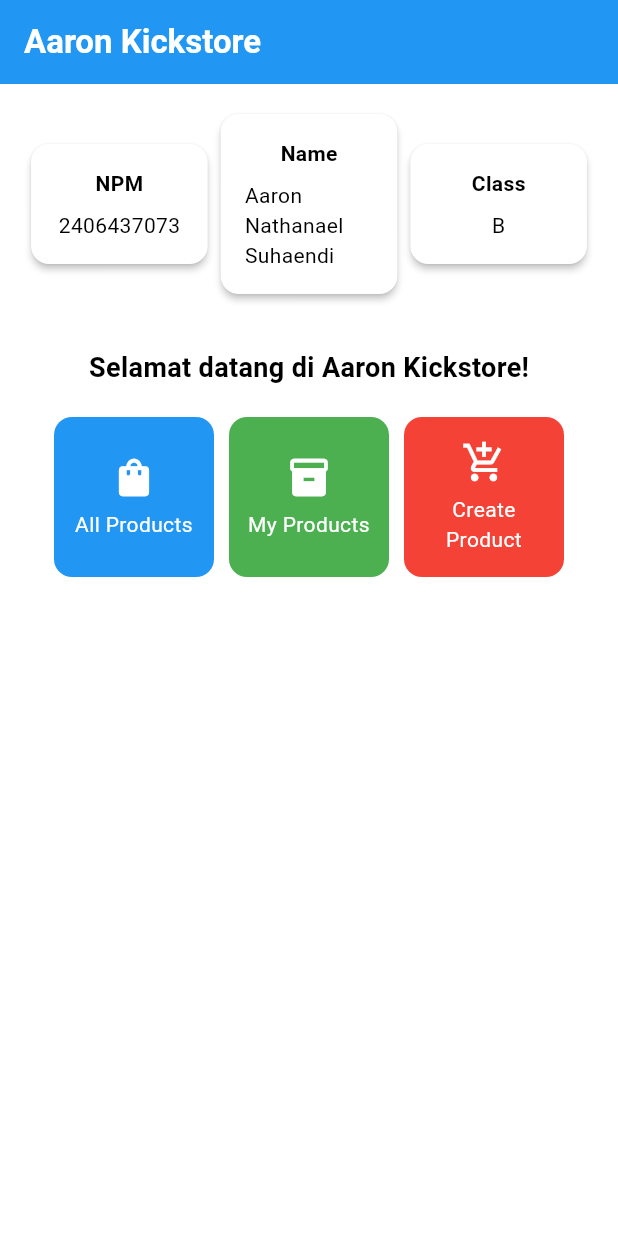
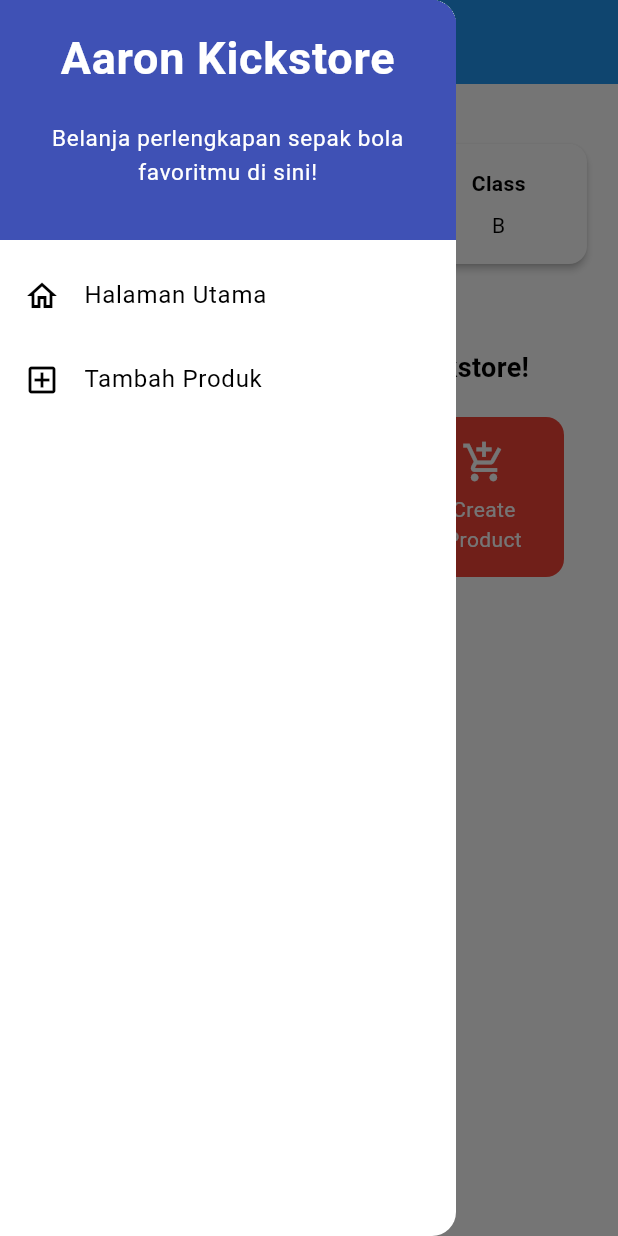
Before and after one commit to AaronNath11/Aaron-Kickstore-Flutter, a Flutter app: the screen it shows after launch, with the side drawer open (before the commit the screen has no drawer), on a phone screen of 412 x 824 dp. Run offline on Flutter 3.47's test engine with Material 3 defaults, Android fonts, the phone set to English and light mode, and no system bars.

Commit message:
Final Tugas 8

```diff
--- a/lib/main.dart
+++ b/lib/main.dart
@@ -1,5 +1,5 @@
 import 'package:flutter/material.dart';
-import 'package:aaron_kickstore/menu.dart';
+import 'package:aaron_kickstore/screens/menu.dart';
 
 void main() {
   runApp(const MyApp());
--- a/lib/menu.dart
+++ b/lib/screens/menu.dart
@@ -1,4 +1,6 @@
 import 'package:flutter/material.dart';
+import 'package:aaron_kickstore/widgets/left_drawer.dart';
+import 'package:aaron_kickstore/widgets/products_card.dart';
 
 class MyHomePage extends StatelessWidget {
   MyHomePage({super.key});
@@ -31,7 +33,7 @@
         // Warna latar belakang AppBar diambil dari skema warna tema aplikasi.
         backgroundColor: Theme.of(context).colorScheme.primary,
       ),
-
+      drawer: LeftDrawer(),
       // Body halaman dengan padding di sekelilingnya.
       body: Padding(
         padding: const EdgeInsets.all(16.0),
@@ -94,65 +96,6 @@
   }
 }
 
-class ItemHomepage {
-  final String name; // Nama tombol
-  final IconData icon; // Ikon tombol
-  final Color color; // Warna latar belakang tombol
-
-  ItemHomepage(this.name, this.icon, this.color);
-}
-
-class ItemCard extends StatelessWidget {
-  final ItemHomepage item;
-
-  const ItemCard(this.item, {super.key});
-
-  @override
-  Widget build(BuildContext context) {
-    return Material(
-      // Menentukan warna latar belakang tombol sesuai item.color
-      color: item.color,
-      // Membuat sudut kartu melengkung.
-      borderRadius: BorderRadius.circular(12),
-
-      child: InkWell(
-        // Aksi ketika kartu ditekan.
-        onTap: () {
-          // Menampilkan pesan SnackBar saat kartu ditekan.
-          ScaffoldMessenger.of(context)
-            ..hideCurrentSnackBar()
-            ..showSnackBar(
-              SnackBar(content: Text("Kamu telah menekan tombol ${item.name}")),
-            );
-        },
-        // Container untuk menyimpan Icon dan Text.
-        child: Container(
-          padding: const EdgeInsets.all(8),
-          child: Center(
-            child: Column(
-              // Menyusun ikon dan teks di tengah kartu.
-              mainAxisAlignment: MainAxisAlignment.center,
-              children: [
-                Icon(
-                  item.icon,
-                  color: Colors.white,
-                  size: 30.0,
-                ),
-                const Padding(padding: EdgeInsets.all(3)),
-                Text(
-                  item.name,
-                  textAlign: TextAlign.center,
-                  style: const TextStyle(color: Colors.white),
-                ),
-              ],
-            ),
-          ),
-        ),
-      ),
-    );
-  }
-}
-
 
 class InfoCard extends StatelessWidget {
   final String title; // Judul kartu.
--- /dev/null
+++ b/lib/widgets/left_drawer.dart
@@ -0,0 +1,71 @@
+import 'package:flutter/material.dart';
+import 'package:aaron_kickstore/screens/menu.dart';
+import 'package:aaron_kickstore/screens/productslist_form.dart';
+
+class LeftDrawer extends StatelessWidget {
+  const LeftDrawer({super.key});
+
+  @override
+  Widget build(BuildContext context) {
+    return Drawer(
+      child: ListView(
+        children: [
+          const DrawerHeader(
+            decoration: BoxDecoration(
+              color: Colors.indigo,
+            ),
+            child: Column(
+              children: [
+                Text(
+                  'Aaron Kickstore',
+                  textAlign: TextAlign.center,
+                  style: TextStyle(
+                    fontSize: 30,
+                    fontWeight: FontWeight.bold,
+                    color: Colors.white,
+                  ),
+                ),
+                Padding(padding: EdgeInsets.all(10)),
+                Text(
+                  "Belanja perlengkapan sepak bola favoritmu di sini!",
+                  textAlign: TextAlign.center,
+                  style: TextStyle(
+                    fontSize: 15,
+                    color: Colors.white,
+                    fontWeight: FontWeight.normal,
+                  ),
+                ),
+              ],
+            ),
+          ),
+
+          // === Halaman Utama ===
+          ListTile(
+            leading: const Icon(Icons.home_outlined),
+            title: const Text('Halaman Utama'),
+            onTap: () {
+              Navigator.pushReplacement(
+                context,
+                MaterialPageRoute(builder: (context) => MyHomePage()),
+              );
+            },
+          ),
+
+          // === Tambah Produk ===
+          ListTile(
+            leading: const Icon(Icons.add_box_outlined),
+            title: const Text('Tambah Produk'),
+            onTap: () {
+              Navigator.pushReplacement(
+                context,
+                MaterialPageRoute(
+                  builder: (context) => ProductFormPage(),
+                ),
+              );
+            },
+          ),
+        ],
+      ),
+    );
+  }
+}
--- /dev/null
+++ b/lib/widgets/products_card.dart
@@ -0,0 +1,69 @@
+import 'package:flutter/material.dart';
+import 'package:aaron_kickstore/screens/productslist_form.dart';
+
+class ItemHomepage {
+  final String name; // Nama tombol
+  final IconData icon; // Ikon tombol
+  final Color color; // Warna latar belakang tombol
+
+  ItemHomepage(this.name, this.icon, this.color);
+}
+
+class ItemCard extends StatelessWidget {
+  final ItemHomepage item;
+
+  const ItemCard(this.item, {super.key});
+
+  @override
+  Widget build(BuildContext context) {
+    return Material(
+      // Menentukan warna latar belakang tombol sesuai item.color
+      color: item.color,
+      // Membuat sudut kartu melengkung.
+      borderRadius: BorderRadius.circular(12),
+
+      child: InkWell(
+        // Aksi ketika kartu ditekan.
+        onTap: () {
+          // Menampilkan pesan SnackBar saat kartu ditekan.
+          ScaffoldMessenger.of(context)
+            ..hideCurrentSnackBar()
+            ..showSnackBar(
+              SnackBar(content: Text("Kamu telah menekan tombol ${item.name}")),
+            );
+
+            if (item.name == "Create Product") {
+              Navigator.push(
+                context,
+                MaterialPageRoute(builder: (context) => const ProductFormPage()),
+              );
+            }
+
+        },
+        // Container untuk menyimpan Icon dan Text.
+        child: Container(
+          padding: const EdgeInsets.all(8),
+          child: Center(
+            child: Column(
+              // Menyusun ikon dan teks di tengah kartu.
+              mainAxisAlignment: MainAxisAlignment.center,
+              children: [
+                Icon(
+                  item.icon,
+                  color: Colors.white,
+                  size: 30.0,
+                ),
+                const Padding(padding: EdgeInsets.all(3)),
+                Text(
+                  item.name,
+                  textAlign: TextAlign.center,
+                  style: const TextStyle(color: Colors.white),
+                ),
+              ],
+            ),
+          ),
+        ),
+      ),
+    );
+  }
+}
```
Also changed, not shown: lib/screens/productslist_form.dart (added, +270 -0 lines), 1 other file.
